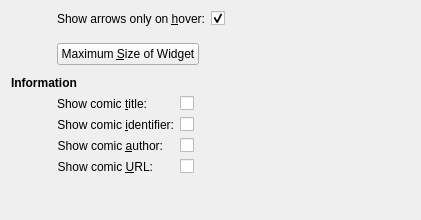
Old version of the form applets/comic/appearanceSettings.ui in the repository KDE/kdeplasma-addons.
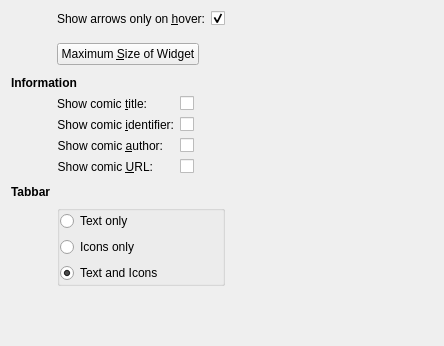
New version of the form. Custom widgets are drawn as their Qt base class.

Commit message: Allows choosing "Text only", "Icons only" and "Text and Icons" for the tabs.

```diff
--- a/applets/comic/appearanceSettings.ui
+++ b/applets/comic/appearanceSettings.ui
@@ -6,8 +6,8 @@
    <rect>
     <x>0</x>
     <y>0</y>
-    <width>421</width>
-    <height>220</height>
+    <width>444</width>
+    <height>346</height>
    </rect>
   </property>
   <property name="minimumSize">
@@ -220,7 +220,36 @@
      </item>
     </layout>
    </item>
-   <item row="4" column="1">
+   <item row="4" column="0">
+    <spacer name="verticalSpacer_5">
+     <property name="orientation">
+      <enum>Qt::Vertical</enum>
+     </property>
+     <property name="sizeType">
+      <enum>QSizePolicy::Fixed</enum>
+     </property>
+     <property name="sizeHint" stdset="0">
+      <size>
+       <width>40</width>
+       <height>5</height>
+      </size>
+     </property>
+    </spacer>
+   </item>
+   <item row="5" column="0">
+    <widget class="QLabel" name="label_2">
+     <property name="font">
+      <font>
+       <weight>75</weight>
+       <bold>true</bold>
+      </font>
+     </property>
+     <property name="text">
+      <string>Tabbar</string>
+     </property>
+    </widget>
+   </item>
+   <item row="7" column="1">
     <spacer name="verticalSpacer">
      <property name="orientation">
       <enum>Qt::Vertical</enum>
@@ -233,8 +262,55 @@
      </property>
     </spacer>
    </item>
+   <item row="6" column="1">
+    <widget class="KButtonGroup" name="kbuttongroup">
+     <property name="title">
+      <string/>
+     </property>
+     <property name="flat">
+      <bool>true</bool>
+     </property>
+     <layout class="QVBoxLayout" name="verticalLayout">
+      <property name="margin">
+       <number>0</number>
+      </property>
+      <item>
+       <widget class="QRadioButton" name="radioButton_1">
+        <property name="text">
+         <string extracomment="Tabbar will show text only">Text only</string>
+        </property>
+       </widget>
+      </item>
+      <item>
+       <widget class="QRadioButton" name="radioButton_2">
+        <property name="text">
+         <string extracomment="Tabbar will show icons only">Icons only</string>
+        </property>
+       </widget>
+      </item>
+      <item>
+       <widget class="QRadioButton" name="radioButton_3">
+        <property name="text">
+         <string extracomment="Tabbar will show both text and icons">Text and Icons</string>
+        </property>
+        <property name="checked">
+         <bool>true</bool>
+        </property>
+       </widget>
+      </item>
+     </layout>
+    </widget>
+   </item>
   </layout>
  </widget>
+ <customwidgets>
+  <customwidget>
+   <class>KButtonGroup</class>
+   <extends>QGroupBox</extends>
+   <header>kbuttongroup.h</header>
+   <container>1</container>
+  </customwidget>
+ </customwidgets>
  <tabstops>
   <tabstop>checkBox_arrows</tabstop>
   <tabstop>pushButton_Size</tabstop>
```
The commit also changes 8 other files.
